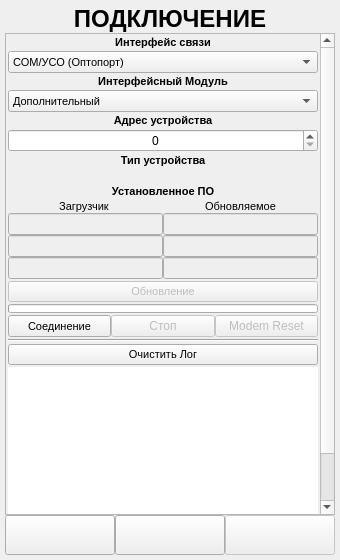
Old version of the form ANDROID_FORMS/open_connection_form.ui in the repository DavidSiegman/PLC_RF_Configurator.
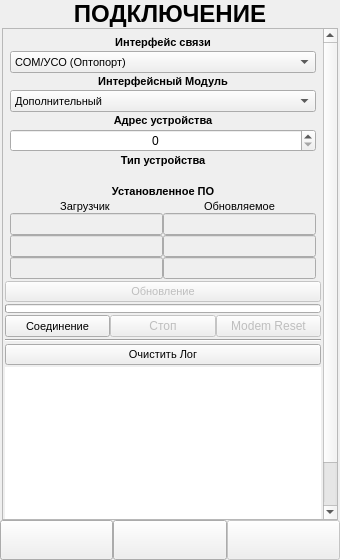
New version of the form. Icons and pictures are not drawn.

What changed in the file:
```diff
--- a/ANDROID_FORMS/open_connection_form.ui
+++ b/ANDROID_FORMS/open_connection_form.ui
@@ -13,21 +13,21 @@
   <property name="windowTitle">
    <string>Form</string>
   </property>
-  <layout class="QVBoxLayout" name="verticalLayout">
+  <layout class="QVBoxLayout" name="verticalLayout_5">
    <property name="spacing">
     <number>0</number>
    </property>
    <property name="leftMargin">
-    <number>5</number>
+    <number>0</number>
    </property>
    <property name="topMargin">
-    <number>5</number>
+    <number>0</number>
    </property>
    <property name="rightMargin">
-    <number>5</number>
+    <number>0</number>
    </property>
    <property name="bottomMargin">
-    <number>5</number>
+    <number>0</number>
    </property>
    <item>
     <widget class="QLabel" name="label_1">
@@ -60,6 +60,27 @@
     </widget>
    </item>
    <item>
+    <widget class="QWidget" name="Main_Widget" native="true">
+     <property name="styleSheet">
+      <string notr="true"/>
+     </property>
+     <layout class="QVBoxLayout" name="verticalLayout_6">
+      <property name="spacing">
+       <number>0</number>
+      </property>
+      <property name="leftMargin">
+       <number>2</number>
+      </property>
+      <property name="topMargin">
+       <number>0</number>
+      </property>
+      <property name="rightMargin">
+       <number>2</number>
+      </property>
+      <property name="bottomMargin">
+       <number>0</number>
+      </property>
+      <item>
     <widget class="QScrollArea" name="scrollArea">
      <property name="sizePolicy">
       <sizepolicy hsizetype="Minimum" vsizetype="Expanding">
@@ -78,8 +99,8 @@
        <rect>
         <x>0</x>
         <y>0</y>
-        <width>311</width>
-        <height>559</height>
+           <width>317</width>
+           <height>564</height>
        </rect>
       </property>
       <layout class="QVBoxLayout" name="verticalLayout_3">
@@ -99,6 +120,24 @@
         <number>2</number>
        </property>
        <item>
+           <widget class="QWidget" name="InterfaceWidget" native="true">
+            <layout class="QVBoxLayout" name="verticalLayout_2">
+             <property name="spacing">
+              <number>0</number>
+             </property>
+             <property name="leftMargin">
+              <number>5</number>
+             </property>
+             <property name="topMargin">
+              <number>5</number>
+             </property>
+             <property name="rightMargin">
+              <number>5</number>
+             </property>
+             <property name="bottomMargin">
+              <number>0</number>
+             </property>
+             <item>
         <layout class="QGridLayout" name="gridLayout_2">
          <property name="horizontalSpacing">
           <number>0</number>
@@ -717,6 +756,9 @@
          </item>
         </layout>
        </item>
+            </layout>
+           </widget>
+          </item>
        <item>
         <widget class="QPushButton" name="Update">
          <property name="enabled">
@@ -939,6 +981,9 @@
      </widget>
     </widget>
    </item>
+     </layout>
+    </widget>
+   </item>
    <item>
     <widget class="QWidget" name="DownPanel_Widget" native="true">
      <property name="styleSheet">
@@ -1033,6 +1078,27 @@
          </widget>
         </item>
         <item>
+         <widget class="QWidget" name="Next_Widget" native="true">
+          <property name="enabled">
+           <bool>false</bool>
+          </property>
+          <layout class="QVBoxLayout" name="verticalLayout">
+           <property name="spacing">
+            <number>0</number>
+           </property>
+           <property name="leftMargin">
+            <number>0</number>
+           </property>
+           <property name="topMargin">
+            <number>0</number>
+           </property>
+           <property name="rightMargin">
+            <number>0</number>
+           </property>
+           <property name="bottomMargin">
+            <number>0</number>
+           </property>
+           <item>
          <widget class="QPushButton" name="Next">
           <property name="enabled">
            <bool>false</bool>
@@ -1062,6 +1128,9 @@
             <height>30</height>
            </size>
           </property>
+            </widget>
+           </item>
+          </layout>
          </widget>
         </item>
        </layout>
```
Left out of the diff: 3 changed lines with no effect on the pictures. Lines whose indentation alone changed are shown as unchanged.
